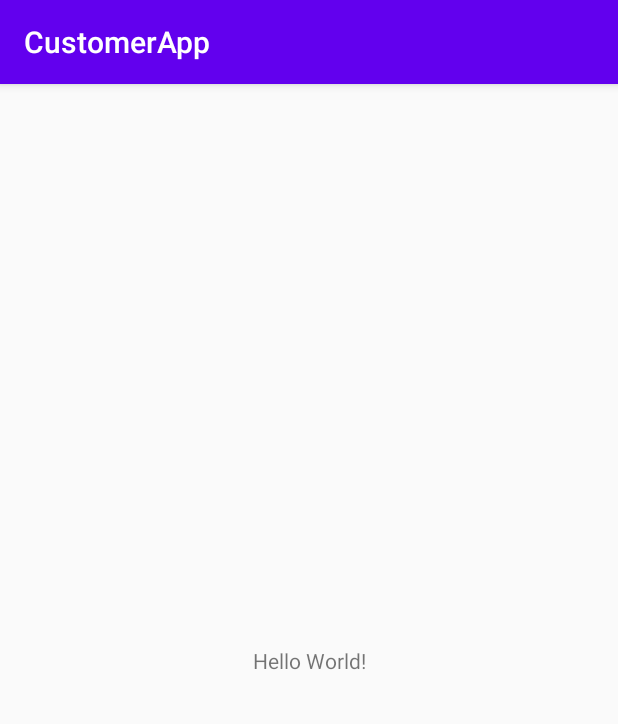
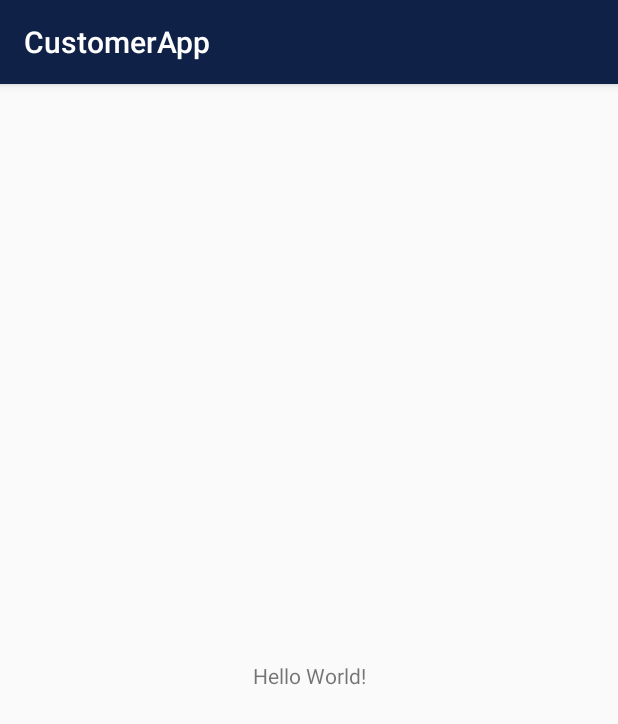
Before and after one commit to sahilkrRaj/firebase, an Android app: the screen it shows after launch (MainActivity), on a phone screen of 412 x 824 dp. Shown: the top 724 px of the screen. Run offline under Robolectric (Android 15) with nearby library versions, the phone set to English and light mode, and no system bars.

Commit message:
Primary Changes

```diff
--- a/app/src/main/AndroidManifest.xml
+++ b/app/src/main/AndroidManifest.xml
@@ -7,6 +7,7 @@
         android:icon="@mipmap/ic_launcher"
         android:label="@string/app_name"
         android:roundIcon="@mipmap/ic_launcher_round"
+        android:forceDarkAllowed="false"
         android:supportsRtl="true"
         android:theme="@style/Theme.CustomerApp">
         <activity android:name=".MainActivity">
--- a/app/src/main/res/layout/activity_main.xml
+++ b/app/src/main/res/layout/activity_main.xml
@@ -10,6 +10,8 @@
         android:layout_width="wrap_content"
         android:layout_height="wrap_content"
         android:text="Hello World!"
+        android:layout_marginTop="@dimen/_20dp"
+        android:padding="@dimen/_10dp"
         app:layout_constraintBottom_toBottomOf="parent"
         app:layout_constraintLeft_toLeftOf="parent"
         app:layout_constraintRight_toRightOf="parent"
--- a/app/src/main/res/values-night/themes.xml
+++ b/app/src/main/res/values-night/themes.xml
@@ -2,9 +2,9 @@
     <!-- Base application theme. -->
     <style name="Theme.CustomerApp" parent="Theme.AppCompat.Light.DarkActionBar">
         <!-- Primary brand color. -->
-        <item name="colorPrimary">@color/purple_200</item>
-        <item name="colorPrimaryDark">@color/purple_700</item>
-        <item name="colorAccent">@color/teal_200</item>
+        <item name="colorPrimary">@color/colorPrimary</item>
+        <item name="colorPrimaryDark">@color/colorPrimaryDark</item>
+        <item name="colorAccent">@color/colorAccent</item>
         <!-- Customize your theme here. -->
     </style>
 </resources>
--- a/app/src/main/res/values/colors.xml
+++ b/app/src/main/res/values/colors.xml
@@ -7,4 +7,16 @@
     <color name="teal_700">#FF018786</color>
     <color name="black">#FF000000</color>
     <color name="white">#FFFFFFFF</color>
+
+<!--    ADDED-->
+    <color name="colorPrimary">#0F2146</color>
+    <color name="colorPrimaryDark">#0F2E71</color>
+    <color name="colorAccent">#6776FF</color>
+
+    <color name="blueGradient">#00072B</color>
+    <color name="whiteGradient">#B0B0B0</color>
+    <color name="lightestBlue">#F2F6FF</color>
+    <color name="lightBlue">#ACC3FF</color>
+    <color name="colorButton">#4B6EE8</color>
+    <color name="darkGreen">#128200</color>
 </resources>
--- a/app/src/main/res/values/themes.xml
+++ b/app/src/main/res/values/themes.xml
@@ -2,9 +2,9 @@
     <!-- Base application theme. -->
     <style name="Theme.CustomerApp" parent="Theme.AppCompat.Light.DarkActionBar">
         <!-- Primary brand color. -->
-        <item name="colorPrimary">@color/purple_500</item>
-        <item name="colorPrimaryDark">@color/purple_700</item>
-        <item name="colorAccent">@color/teal_200</item>
+        <item name="colorPrimary">@color/colorPrimary</item>
+        <item name="colorPrimaryDark">@color/colorPrimaryDark</item>
+        <item name="colorAccent">@color/colorAccent</item>
         <!-- Customize your theme here. -->
     </style>
 </resources>
```
Also changed, not shown: app/src/main/res/drawable/main_img_gradient.xml (added, +12 -0 lines), app/src/main/res/values/dimen.xml (added, +22 -0 lines).
